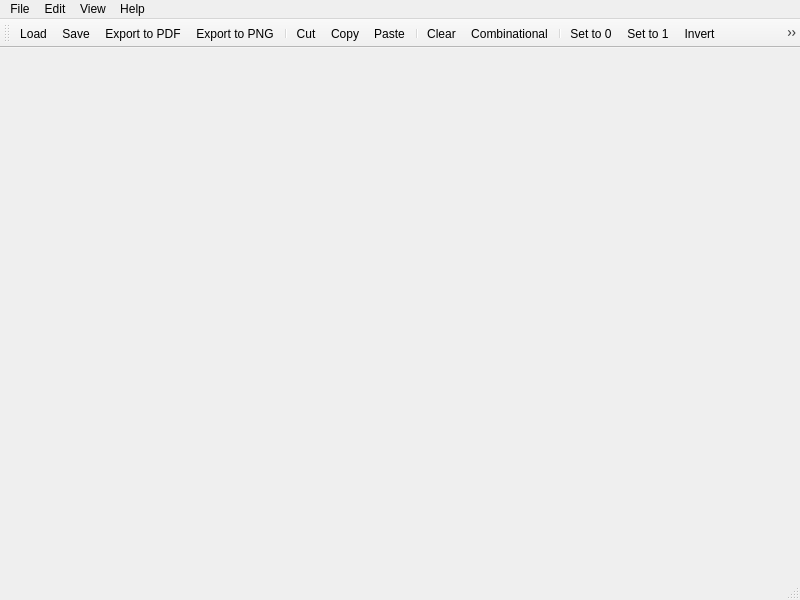
Before: the Qt Designer form app/bewaveddolphin.ui in GIBIS-UNIFESP/wiRedPanda, drawn with Qt 5.
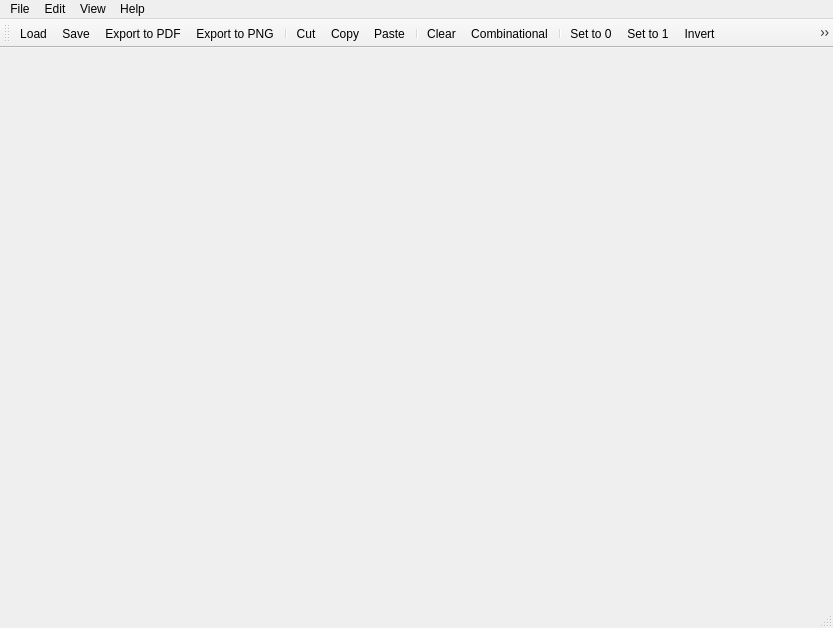
After: the same form once the commit is applied. Icons and pictures are not drawn.

Commit message: fixed: zoom doesn't appear the correct waveform and removed: 'fix to screen' button

Patch:
```diff
--- a/app/bewaveddolphin.ui
+++ b/app/bewaveddolphin.ui
@@ -6,8 +6,8 @@
    <rect>
     <x>0</x>
     <y>0</y>
-    <width>800</width>
-    <height>600</height>
+    <width>833</width>
+    <height>628</height>
    </rect>
   </property>
   <property name="windowTitle">
@@ -73,7 +73,6 @@
    <addaction name="actionZoomIn"/>
    <addaction name="actionZoomOut"/>
    <addaction name="actionResetZoom"/>
-   <addaction name="actionFitScreen"/>
    <addaction name="actionSetLength"/>
    <addaction name="separator"/>
    <addaction name="actionExit"/>
@@ -83,8 +82,8 @@
     <rect>
      <x>0</x>
      <y>0</y>
-     <width>800</width>
-     <height>21</height>
+     <width>833</width>
+     <height>27</height>
     </rect>
    </property>
    <widget class="QMenu" name="menuFile">
@@ -378,21 +377,6 @@
     <string>Ctrl+-</string>
    </property>
   </action>
-  <action name="actionFitScreen">
-   <property name="icon">
-    <iconset resource="resources/dolphin/dolphin.qrc">
-     <normaloff>:/dolphin/zoomRange.svg</normaloff>:/dolphin/zoomRange.svg</iconset>
-   </property>
-   <property name="text">
-    <string>Fit to screen</string>
-   </property>
-   <property name="toolTip">
-    <string>Fit to screen</string>
-   </property>
-   <property name="shortcut">
-    <string>Ctrl+Shift+R</string>
-   </property>
-  </action>
   <action name="actionResetZoom">
    <property name="icon">
     <iconset resource="resources/dolphin/dolphin.qrc">
```
Left out of the diff: 7 changed lines with no effect on the pictures. The commit also changes 2 other files.
